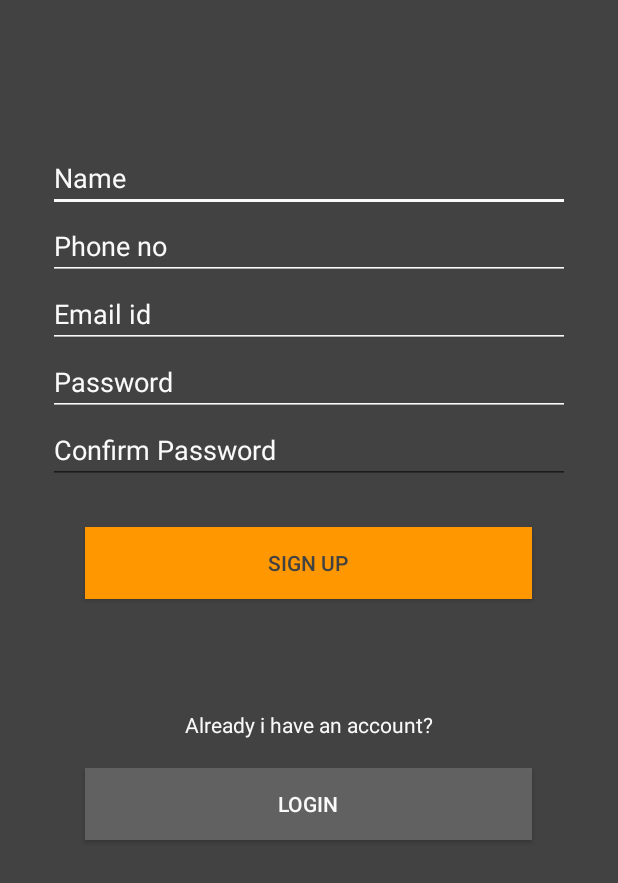
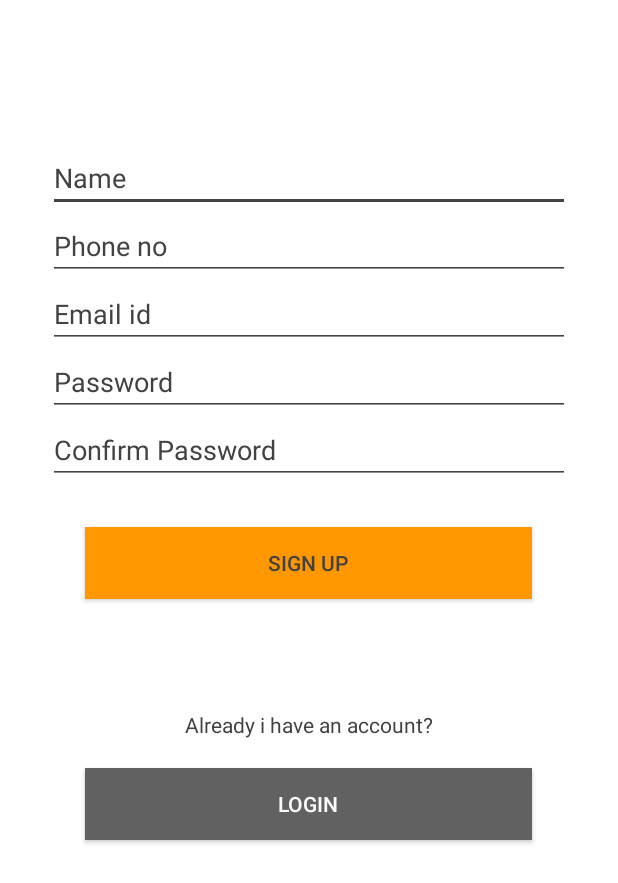
Before and after one commit to bakarali/Outlandish, an Android app: the screen it shows after launch (SignupActivity), after a tap on "SHARE", on a phone screen of 412 x 824 dp. Shown: the top 883 px of the screen. Run offline under Robolectric (Android 15) with nearby library versions, the phone set to English and light mode, and no system bars; 2 statements that could not run were skipped.

Commit message:
Final bug fixes

```diff
--- a/Android/Outlandish/app/src/main/java/com/techhunger/com/outlandish/SignupActivity.java
+++ b/Android/Outlandish/app/src/main/java/com/techhunger/com/outlandish/SignupActivity.java
@@ -64,6 +64,7 @@ public class SignupActivity extends AppCompatActivity {
                     public void onClick(View v) {
                         Intent intent = new Intent(SignupActivity.this, LoginActivity.class);
                         startActivity(intent);
+                        finish();
 //
                     }
                 }
@@ -110,6 +111,7 @@ public class SignupActivity extends AppCompatActivity {
 
                         Intent intent = new Intent(SignupActivity.this, LoginActivity.class);
                         startActivity(intent);
+                        finish();
 
 //
                     }
@@ -233,6 +235,7 @@ public class SignupActivity extends AppCompatActivity {
                // Toast.makeText(SignupActivity.this, "Sign up success", Toast.LENGTH_LONG).show();
                 Intent mapMasterIntent =  new Intent(SignupActivity.this, MapsMasterActivity.class);
                 startActivity(mapMasterIntent);
+                finish();
 
             }
 
--- a/Android/Outlandish/app/src/main/res/layout/activity_maps_master.xml
+++ b/Android/Outlandish/app/src/main/res/layout/activity_maps_master.xml
@@ -14,7 +14,8 @@
     android:id="@+id/map"
     tools:context="com.techhunger.com.outlandish.MapsMasterActivity"
     android:name="com.google.android.gms.maps.SupportMapFragment"
-    ></fragment>
+    />
+
 
     <RelativeLayout xmlns:android="http://schemas.android.com/apk/res/android"
     xmlns:tools="http://schemas.android.com/tools"
--- a/Android/Outlandish/app/src/main/res/layout/activity_signup.xml
+++ b/Android/Outlandish/app/src/main/res/layout/activity_signup.xml
@@ -5,7 +5,7 @@
     android:paddingTop="@dimen/activity_vertical_margin"
     android:paddingBottom="@dimen/activity_vertical_margin"
     tools:context="com.techhunger.com.outlandish.SignupActivity"
-    android:background="#424242">
+    android:background="#FFFFFF">
 
     <LinearLayout
         android:orientation="vertical"
@@ -18,7 +18,7 @@
         android:weightSum="1"
         android:layout_alignParentLeft="true"
         android:layout_alignParentStart="true"
-        android:background="#424242">
+        android:background="#FFFFFF">
 
         <Space
             android:layout_width="278dp"
@@ -33,9 +33,9 @@
             android:id="@+id/name"
             android:layout_gravity="center_horizontal"
             android:hint="Name"
-            android:textColor="#FAFAFA"
-            android:backgroundTint="#FAFAFA"
-            android:textColorHint="#FAFAFA" />
+            android:textColor="#424242"
+            android:backgroundTint="#424242"
+            android:textColorHint="#424242" />
         <EditText
             android:layout_width="match_parent"
             android:layout_height="wrap_content"
@@ -44,9 +44,9 @@
             android:id="@+id/phone_no"
             android:layout_gravity="center_horizontal"
             android:hint="Phone no"
-            android:backgroundTint="#FAFAFA"
-            android:textColor="#FAFAFA"
-            android:textColorHint="#FAFAFA" />
+            android:backgroundTint="#424242"
+            android:textColor="#424242"
+            android:textColorHint="#424242" />
 
         <EditText
             android:layout_width="match_parent"
@@ -56,9 +56,9 @@
             android:id="@+id/emailid"
             android:layout_gravity="center_horizontal"
             android:hint="Email id"
-            android:backgroundTint="#FAFAFA"
-            android:textColor="#FAFAFA"
-            android:textColorHint="#FAFAFA" />
+            android:backgroundTint="#424242"
+            android:textColor="#424242"
+            android:textColorHint="#424242" />
 
         <EditText
             android:layout_width="match_parent"
@@ -68,9 +68,9 @@
             android:id="@+id/password"
             android:layout_gravity="center_horizontal"
             android:hint="Password"
-            android:backgroundTint="#FAFAFA"
-            android:textColor="#FAFAFA"
-            android:textColorHint="#FAFAFA" />
+            android:backgroundTint="#424242"
+            android:textColor="#424242"
+            android:textColorHint="#424242" />
 
         <EditText
             android:layout_width="match_parent"
@@ -80,8 +80,9 @@
             android:id="@+id/confirmpassword"
             android:layout_gravity="center_horizontal"
             android:hint="Confirm Password"
-            android:textColor="#FAFAFA"
-            android:textColorHint="#FAFAFA" />
+            android:textColor="#424242"
+            android:textColorHint="#424242"
+            android:backgroundTint="#424242" />
 
         <Space
             android:layout_width="match_parent"
@@ -109,7 +110,7 @@
             android:text="Already i have an account?"
             android:id="@+id/textView"
             android:layout_gravity="center_horizontal"
-            android:textColor="#FAFAFA"
+            android:textColor="#424242"
             android:visibility="visible" />
 
         <TextView
--- a/Android/Outlandish/app/src/main/res/menu/menu_main.xml
+++ /dev/null
@@ -1,6 +0,0 @@
-<menu xmlns:android="http://schemas.android.com/apk/res/android"
-    xmlns:app="http://schemas.android.com/apk/res-auto"
-    xmlns:tools="http://schemas.android.com/tools" tools:context=".MainActivity">
-    <item android:id="@+id/action_settings" android:title="@string/action_settings"
-        android:orderInCategory="100" app:showAsAction="never" />
-</menu>
--- /dev/null
+++ b/Android/Outlandish/app/src/main/res/menu/menu_mapmaster.xml
@@ -0,0 +1,12 @@
+<?xml version="1.0" encoding="utf-8"?>
+
+    <menu xmlns:android="http://schemas.android.com/apk/res/android"
+        xmlns:app="http://schemas.android.com/apk/res-auto"
+        xmlns:tools="http://schemas.android.com/tools"
+    tools:context="com.techhunger.com.outlandish.MapsMasterActivity">
+
+    <item android:id="@+id/action_about" android:title="About"
+        android:orderInCategory="100" app:showAsAction="never" />
+    <item android:id="@+id/action_logout" android:title="Logout"
+        android:orderInCategory="100" app:showAsAction="never" />
+</menu>
--- a/Android/Outlandish/app/src/main/res/menu/menu_signup.xml
+++ b/Android/Outlandish/app/src/main/res/menu/menu_signup.xml
@@ -4,4 +4,5 @@
     tools:context="com.techhunger.com.outlandish.SignupActivity">
     <item android:id="@+id/action_settings" android:title="@string/action_settings"
         android:orderInCategory="100" app:showAsAction="never" />
+
 </menu>
--- a/Android/Outlandish/app/src/main/res/values/strings.xml
+++ b/Android/Outlandish/app/src/main/res/values/strings.xml
@@ -1,9 +1,10 @@
 <resources>
     <string name="app_name">Outlandish</string>
 
-    <string name="hello_world">Hello world!</string>
+
     <string name="action_settings">Settings</string>
     <string name="title_activity_maps_master">Outlandish</string>
     <string name="title_activity_signup">Signup</string>
     <string name="title_activity_login">LoginActivity</string>
+    <string name="title_activity_maps">Map</string>
 </resources>
--- a/Android/Outlandish/app/src/main/res/values/styles.xml
+++ b/Android/Outlandish/app/src/main/res/values/styles.xml
@@ -2,6 +2,7 @@
 
     <!-- Base application theme. -->
     <style name="AppTheme" parent="Theme.AppCompat.Light.DarkActionBar">
-        <!-- Customize your theme here. -->
+        <!--<item name="android:background">#607D8B</item>-->
     </style>
+
 </resources>
```
Also changed, not shown: Android/Outlandish/app/src/main/AndroidManifest.xml (+1 -12 lines), Android/Outlandish/app/src/main/java/com/techhunger/com/outlandish/LoginActivity.java (+6 -1 lines), Android/Outlandish/app/src/main/java/com/techhunger/com/outlandish/MainActivity.java (deleted, +0 -37 lines), Android/Outlandish/app/src/main/java/com/techhunger/com/outlandish/MapsMasterActivity.java (+37 -2 lines), Android/Outlandish/app/src/main/res/layout/activity_login.xml (+11 -10 lines), Android/Outlandish/app/src/main/res/layout/activity_main.xml (deleted, +0 -8 lines), 3 other files.
